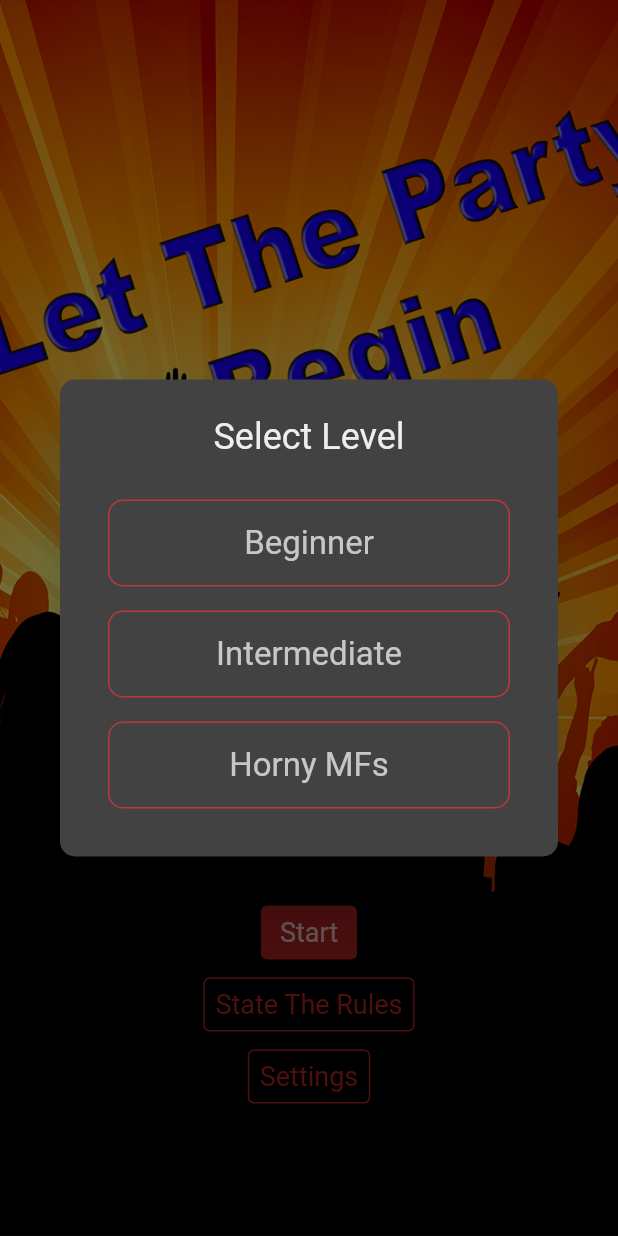
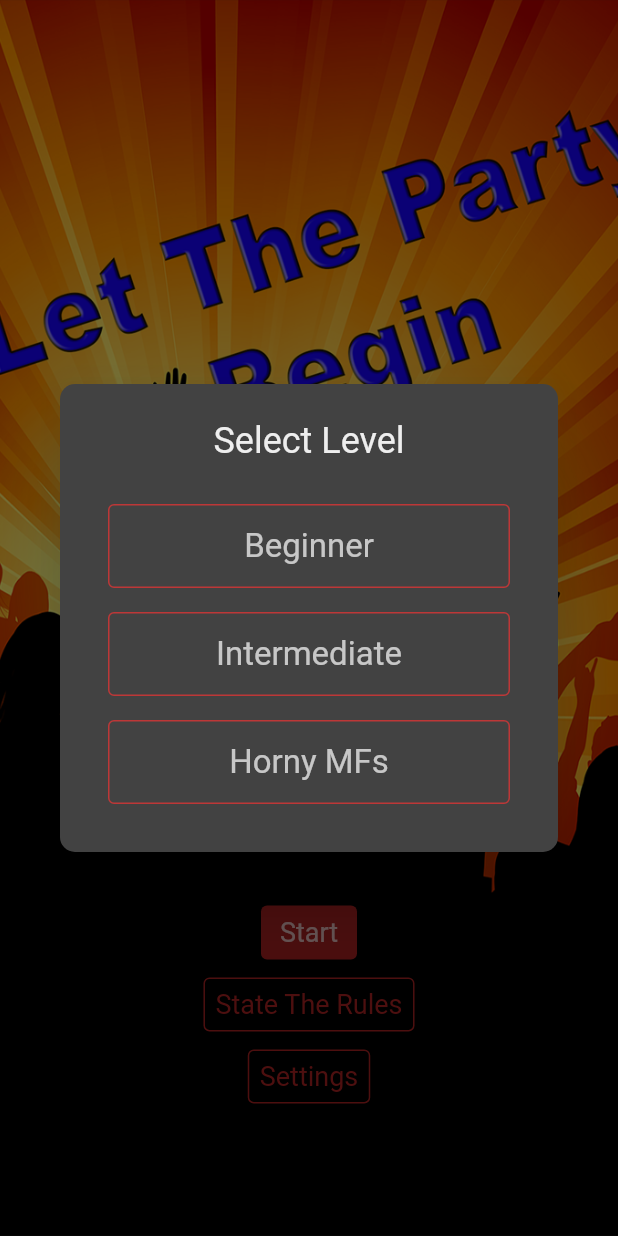
Before and after one commit to A-Semaan/dare-2-drink-game, a Flutter app: the screen it shows after launch, after a tap on "Start", on a phone screen of 412 x 824 dp. Run offline on Flutter 3.47's test engine with Material 2 defaults, Android fonts, the light colour scheme and no system bars; our stand-ins replace google_fonts, shared_preferences, sqflite, swipe_cards; accounts and stored records are empty; project files that could hold a hidden picture were left out.

Commit message:
added slider to settings, fixed theming for buttons and list tiles

```diff
--- a/daretodrink/lib/data/application_settings.dart
+++ b/daretodrink/lib/data/application_settings.dart
@@ -19,7 +19,7 @@ class ApplicationSettings {
     }
 
     int? chance = SharedPreferencesHelper.instance
-        .read(ApplicationSettingsEnum.wildCardChance.asString());
+        .read<int>(ApplicationSettingsEnum.wildCardChance.asString());
 
     _wildCardChance = chance ?? 40;
 
--- a/daretodrink/lib/fragments/level-selector.dart
+++ b/daretodrink/lib/fragments/level-selector.dart
@@ -22,17 +22,19 @@ class _LevelSelectorState extends State<LevelSelector> {
         shrinkWrap: true,
         children: [
           Padding(
-            padding: EdgeInsets.all(8.0),
-            child: ListTile(
-              style: Theme.of(context).listTileTheme.style,
-              title: Text(
+            padding: const EdgeInsets.all(8.0),
+            child: OutlinedButton(
+              child: Padding(
+                padding: const EdgeInsets.all(15.0),
+                child: Text(
                   "Beginner",
                   textAlign: TextAlign.center,
                   style: Theme.of(context).textTheme.displayMedium,
                 ),
-              onTap: () async {
-                List<CardModel> cards =
-                    await DBManager.instance.getCardsAndGenericsForLevel(Level.beginner);
+              ),
+              onPressed: () async {
+                List<CardModel> cards = await DBManager.instance
+                    .getCardsAndGenericsForLevel(Level.beginner);
                 Navigator.of(context)
                     .push(MaterialPageRoute(builder: (context) {
                   return CardDeckPage(cards);
@@ -42,14 +44,16 @@ class _LevelSelectorState extends State<LevelSelector> {
           ),
           Padding(
             padding: EdgeInsets.all(8.0),
-            child: ListTile(
-              style: Theme.of(context).listTileTheme.style,
-              title: Text(
+            child: OutlinedButton(
+              child: Padding(
+                padding: const EdgeInsets.all(15.0),
+                child: Text(
                   "Intermediate",
                   textAlign: TextAlign.center,
                   style: Theme.of(context).textTheme.displayMedium,
                 ),
-              onTap: () async {
+              ),
+              onPressed: () async {
                 List<CardModel> cards = await DBManager.instance
                     .getCardsAndGenericsForLevel(Level.intermediate);
                 Navigator.of(context)
@@ -61,16 +65,18 @@ class _LevelSelectorState extends State<LevelSelector> {
           ),
           Padding(
             padding: EdgeInsets.all(8.0),
-            child: ListTile(
-              style: Theme.of(context).listTileTheme.style,
-              title: Text(
+            child: OutlinedButton(
+              child: Padding(
+                padding: const EdgeInsets.all(15.0),
+                child: Text(
                   "Horny MFs",
                   textAlign: TextAlign.center,
                   style: Theme.of(context).textTheme.displayMedium,
                 ),
-              onTap: () async {
-                List<CardModel> cards =
-                    await DBManager.instance.getCardsAndGenericsForLevel(Level.hornyMFs);
+              ),
+              onPressed: () async {
+                List<CardModel> cards = await DBManager.instance
+                    .getCardsAndGenericsForLevel(Level.hornyMFs);
                 Navigator.of(context)
                     .push(MaterialPageRoute(builder: (context) {
                   return CardDeckPage(cards);
--- a/daretodrink/lib/theme/theme.dart
+++ b/daretodrink/lib/theme/theme.dart
@@ -5,6 +5,7 @@ import 'package:flutter/material.dart';
 class MyTheme {
   static ThemeData getThemeData() {
     return ThemeData(
+        appBarTheme: const AppBarTheme(titleTextStyle: TextStyle(fontSize: 25)),
         primaryColor: _primaryColor,
         brightness: Brightness.dark,
         textTheme: TextTheme(
@@ -54,11 +55,19 @@ class MyTheme {
           elevation: 2,
           clipBehavior: Clip.antiAlias,
         ),
-        listTileTheme: ListTileThemeData(
-            textColor: Colors.white,
-            shape: RoundedRectangleBorder(
-                side: const BorderSide(color: _primaryColor),
-                borderRadius: ApplicationProperties.instance.borderRadius)));
+        floatingActionButtonTheme: const FloatingActionButtonThemeData(
+            backgroundColor: Color.fromARGB(170, 250, 50, 50),
+            foregroundColor: Colors.white60,
+            extendedTextStyle: TextStyle(
+              fontSize: 18,
+            )),
+        listTileTheme: const ListTileThemeData(
+          textColor: Colors.white,
+
+          // shape: RoundedRectangleBorder(
+          //     side: const BorderSide(color: _primaryColor),
+          //     borderRadius: ApplicationProperties.instance.borderRadius)
+        ));
   }
 
   static const Color _primaryColor = Color.fromARGB(170, 250, 50, 50);
```
Also changed, not shown: daretodrink/lib/helpers/shared_preferences_helper.dart (+7 -7 lines), daretodrink/lib/layouts/settings_page.dart (+45 -0 lines). Lines whose indentation alone changed are shown as unchanged.
